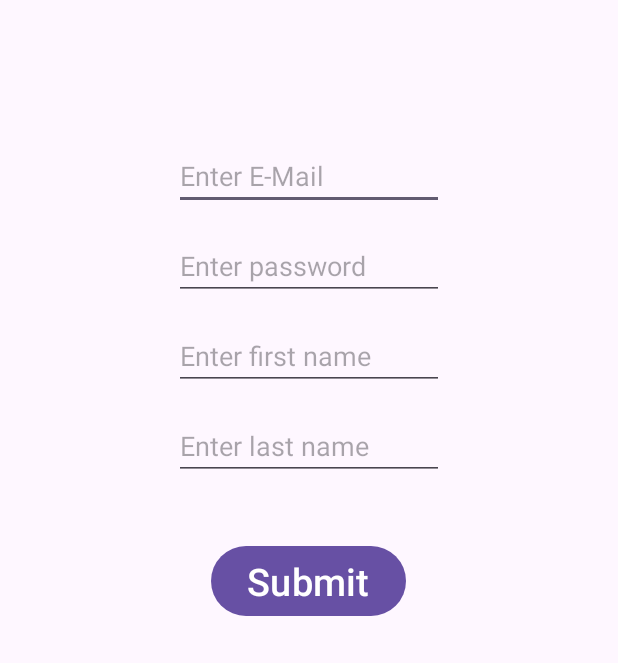
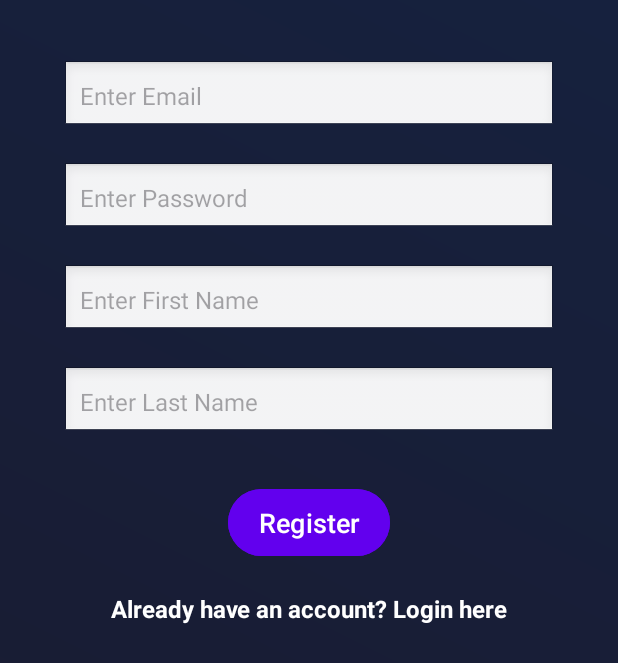
Before and after one commit to Pringnos/bricks, an Android app: the Register screen opened directly, with no data from a screen before it, on a phone screen of 412 x 824 dp. Shown: the top 663 px of the screen. Run offline under Robolectric (Android 15) with nearby library versions, the phone set to English and light mode, and no system bars; our stand-ins replace Firebase (no records; nobody signed in at launch, a user with empty details on screens opened directly).

Commit message:
redesign register button with link to login

```diff
--- a/app/src/main/java/com/example/firebase/Register.java
+++ b/app/src/main/java/com/example/firebase/Register.java
@@ -6,6 +6,8 @@ import android.util.Log;
 import android.view.View;
 import android.widget.Button;
 import android.widget.EditText;
+import android.widget.ProgressBar;
+import android.widget.TextView;
 import android.widget.Toast;
 
 import androidx.activity.EdgeToEdge;
@@ -15,110 +17,125 @@ import androidx.core.graphics.Insets;
 import androidx.core.view.ViewCompat;
 import androidx.core.view.WindowInsetsCompat;
 
-import com.google.android.gms.tasks.OnCompleteListener;
 import com.google.android.gms.tasks.Task;
 import com.google.firebase.auth.AuthResult;
 import com.google.firebase.auth.FirebaseAuth;
 import com.google.firebase.auth.FirebaseUser;
 import com.google.firebase.auth.UserProfileChangeRequest;
 
-import java.util.HashMap;
-import java.util.Map;
+public class Register extends AppCompatActivity implements View.OnClickListener {
 
-public class Register extends AppCompatActivity implements View.OnClickListener {
-    private FirebaseAuth mAuth;
-    EditText FT, LT , PT , ET;
-    Button SB;
+    private FirebaseAuth firebaseAuth;
+    private EditText emailEditText, passwordEditText, firstNameEditText, lastNameEditText;
+    private Button registerButton;
+    private ProgressBar progressBar;
+    private TextView loginLink;
+
     @Override
     protected void onCreate(Bundle savedInstanceState) {
-
         super.onCreate(savedInstanceState);
-
-        mAuth = FirebaseAuth.getInstance();
+        firebaseAuth = FirebaseAuth.getInstance();
 
         EdgeToEdge.enable(this);
         setContentView(R.layout.activity_register);
+
+        // Initialize UI components
+        emailEditText = findViewById(R.id.ET);
+        passwordEditText = findViewById(R.id.PT);
+        firstNameEditText = findViewById(R.id.FT);
+        lastNameEditText = findViewById(R.id.LT);
+        registerButton = findViewById(R.id.SB);
+        progressBar = findViewById(R.id.progressBar);
+        loginLink = findViewById(R.id.loginLink);
+
         ViewCompat.setOnApplyWindowInsetsListener(findViewById(R.id.main), (v, insets) -> {
             Insets systemBars = insets.getInsets(WindowInsetsCompat.Type.systemBars());
             v.setPadding(systemBars.left, systemBars.top, systemBars.right, systemBars.bottom);
             return insets;
         });
-        SB = (Button) findViewById(R.id.SB);
-        FT = (EditText) findViewById(R.id.FT);
-        LT = (EditText) findViewById(R.id.LT);
-        PT = (EditText) findViewById(R.id.PT);
-        ET = (EditText) findViewById(R.id.ET);
-        SB.setOnClickListener(this);
-    }
-    @Override
-    public void onStart() {
-        super.onStart();
-        // Check if user is signed in (non-null) and update UI accordingly.
-        FirebaseUser currentUser = mAuth.getCurrentUser();
-        if(currentUser != null){
-            currentUser.reload();
-        }
+
+        registerButton.setOnClickListener(this);
+        loginLink.setOnClickListener(v -> navigateToLogin());
     }
 
     @Override
     public void onClick(View v) {
-        if (v == SB) {
-            if (ET.getText().toString().isBlank() ||FT.getText().toString().isBlank() ||LT.getText().toString().isBlank() ||PT.getText().toString().isBlank()) {
-                Toast.makeText(Register.this, "Missing properties.",
-                        Toast.LENGTH_SHORT).show();
+        if (v == registerButton) {
+            handleRegistration();
+        }
+    }
+
+    private void handleRegistration() {
+        String email = emailEditText.getText().toString().trim();
+        String password = passwordEditText.getText().toString().trim();
+        String firstName = firstNameEditText.getText().toString().trim();
+        String lastName = lastNameEditText.getText().toString().trim();
+
+        // Input validation
+        if (email.isEmpty()) {
+            emailEditText.setError("Email is required");
             return;
         }
-            String email = ET.getText().toString();
-            String password = PT.getText().toString();
-            String firstName = FT.getText().toString();
-            String lastName = LT.getText().toString();
+        if (password.isEmpty()) {
+            passwordEditText.setError("Password is required");
+            return;
+        }
+        if (firstName.isEmpty()) {
+            firstNameEditText.setError("First name is required");
+            return;
+        }
+        if (lastName.isEmpty()) {
+            lastNameEditText.setError("Last name is required");
+            return;
+        }
 
+        // Show progress bar
+        progressBar.setVisibility(View.VISIBLE);
 
-            mAuth.createUserWithEmailAndPassword(email, password)
-                    .addOnCompleteListener(this, new OnCompleteListener<AuthResult>() {
-                        @Override
-                        public void onComplete(@NonNull Task<AuthResult> task) {
+        // Firebase registration
+        firebaseAuth.createUserWithEmailAndPassword(email, password)
+                .addOnCompleteListener(this, task -> {
+                    // Hide progress bar
+                    progressBar.setVisibility(View.GONE);
+
                     if (task.isSuccessful()) {
-                                // Sign in success
-                                FirebaseUser user = mAuth.getCurrentUser();
+                        FirebaseUser user = firebaseAuth.getCurrentUser();
                         if (user != null) {
-                                    // Update the user's profile
+                            updateUserProfile(user, firstName, lastName);
+                        }
+                    } else {
+                        String errorMessage = task.getException() != null ? task.getException().getMessage() : "Unknown error";
+                        Toast.makeText(Register.this, "Registration failed: " + errorMessage, Toast.LENGTH_SHORT).show();
+                        Log.e("Register", "Error: " + errorMessage);
+                    }
+                });
+    }
+
+    private void updateUserProfile(FirebaseUser user, String firstName, String lastName) {
         UserProfileChangeRequest profileUpdates = new UserProfileChangeRequest.Builder()
-                                            .setDisplayName(firstName + " " + lastName) // Set display name
+                .setDisplayName(firstName + " " + lastName)
                 .build();
 
         user.updateProfile(profileUpdates)
-                                            .addOnCompleteListener(new OnCompleteListener<Void>() {
-                                                @Override
-                                                public void onComplete(@NonNull Task<Void> task) {
+                .addOnCompleteListener(task -> {
                     if (task.isSuccessful()) {
                         Log.d("Register", "User profile updated.");
-                                                        updateUI(user); // Redirect the user
+                        navigateToMainActivity();
                     } else {
                         Log.e("Register", "Failed to update profile: " + task.getException());
                         Toast.makeText(Register.this, "Failed to update profile.", Toast.LENGTH_SHORT).show();
                     }
-                                                }
                 });
     }
-                            } else {
-                                // If sign-in fails, display a message to the user.
-                                String errorMessage = task.getException() != null ? task.getException().getMessage() : "Unknown error";
-                                Log.e("Register", "Authentication failed: " + errorMessage);
-                                Toast.makeText(Register.this, "Authentication failed: " + errorMessage, Toast.LENGTH_SHORT).show();
-                                updateUI(null);
+
+    private void navigateToLogin() {
+        Intent intent = new Intent(Register.this, Login.class);
+        startActivity(intent);
+    }
+
+    private void navigateToMainActivity() {
+        Intent intent = new Intent(Register.this, MainActivity.class);
+        startActivity(intent);
+        finish();
     }
 }
-                    });
-        }
-    }
-
-    private void updateUI(FirebaseUser user) {
-        if (user != null) {
-            Toast.makeText(Register.this, "Authentication succeeded.",
-                    Toast.LENGTH_SHORT).show();
-            Intent intent = new Intent(Register.this, MainActivity.class);
-            startActivityForResult(intent,1);
-        }
-    }
-}
--- a/app/src/main/res/layout/activity_register.xml
+++ b/app/src/main/res/layout/activity_register.xml
@@ -1,48 +1,119 @@
 <?xml version="1.0" encoding="utf-8"?>
-<androidx.appcompat.widget.LinearLayoutCompat xmlns:android="http://schemas.android.com/apk/res/android"
+<androidx.constraintlayout.widget.ConstraintLayout
+    xmlns:android="http://schemas.android.com/apk/res/android"
     xmlns:app="http://schemas.android.com/apk/res-auto"
     xmlns:tools="http://schemas.android.com/tools"
     android:id="@+id/main"
     android:layout_width="match_parent"
     android:layout_height="match_parent"
-    tools:context=".Register"
-    android:orientation="vertical">
+    android:padding="16dp"
+    android:background="@drawable/dark_gradient_background"
+    tools:context=".Register">
 
+    <!-- Email Input -->
     <EditText
-        android:layout_width="180dp"
-        android:layout_height="40dp"
         android:id="@+id/ET"
-        android:hint="Enter E-Mail"
-        android:layout_gravity="center"
-        android:layout_marginTop="100dp"/>
+        android:layout_width="0dp"
+        android:layout_height="wrap_content"
+        android:hint="Enter Email"
+        android:inputType="textEmailAddress"
+        android:padding="12dp"
+        android:textSize="16sp"
+        android:background="@android:drawable/edit_text"
+        app:layout_constraintWidth_percent="0.8"
+        android:layout_marginTop="40dp"
+        app:layout_constraintTop_toTopOf="parent"
+        app:layout_constraintStart_toStartOf="parent"
+        app:layout_constraintEnd_toEndOf="parent" />
+
+    <!-- Password Input -->
     <EditText
-        android:layout_width="180dp"
-        android:layout_height="40dp"
         android:id="@+id/PT"
-        android:hint="Enter password"
-        android:layout_gravity="center"
-        android:layout_marginTop="20dp"/>
+        android:layout_width="0dp"
+        android:layout_height="wrap_content"
+        android:hint="Enter Password"
+        android:inputType="textPassword"
+        android:padding="12dp"
+        android:textSize="16sp"
+        android:background="@android:drawable/edit_text"
+        app:layout_constraintWidth_percent="0.8"
+        android:layout_marginTop="20dp"
+        app:layout_constraintTop_toBottomOf="@id/ET"
+        app:layout_constraintStart_toStartOf="parent"
+        app:layout_constraintEnd_toEndOf="parent" />
+
+    <!-- First Name Input -->
     <EditText
-        android:layout_width="180dp"
-        android:layout_height="40dp"
         android:id="@+id/FT"
-        android:hint="Enter first name"
-        android:layout_gravity="center"
-        android:layout_marginTop="20dp"/>
+        android:layout_width="0dp"
+        android:layout_height="wrap_content"
+        android:hint="Enter First Name"
+        android:padding="12dp"
+        android:textSize="16sp"
+        android:background="@android:drawable/edit_text"
+        app:layout_constraintWidth_percent="0.8"
+        android:layout_marginTop="20dp"
+        app:layout_constraintTop_toBottomOf="@id/PT"
+        app:layout_constraintStart_toStartOf="parent"
+        app:layout_constraintEnd_toEndOf="parent" />
+
+    <!-- Last Name Input -->
     <EditText
-        android:layout_width="180dp"
-        android:layout_height="40dp"
         android:id="@+id/LT"
-        android:hint="Enter last name"
-        android:layout_gravity="center"
-        android:layout_marginTop="20dp"/>
+        android:layout_width="0dp"
+        android:layout_height="wrap_content"
+        android:hint="Enter Last Name"
+        android:padding="12dp"
+        android:textSize="16sp"
+        android:background="@android:drawable/edit_text"
+        app:layout_constraintWidth_percent="0.8"
+        android:layout_marginTop="20dp"
+        app:layout_constraintTop_toBottomOf="@id/FT"
+        app:layout_constraintStart_toStartOf="parent"
+        app:layout_constraintEnd_toEndOf="parent" />
+
+    <!-- Register Button -->
     <Button
+        android:id="@+id/SB"
         android:layout_width="wrap_content"
         android:layout_height="wrap_content"
-        android:text="Submit"
-        android:id="@+id/SB"
-        android:layout_marginTop="40dp"
-        android:layout_gravity="center"
-        android:textSize="25dp"/>
+        android:text="Register"
+        android:backgroundTint="@color/purple_500"
+        android:textColor="@android:color/white"
+        android:textSize="18sp"
+        android:paddingHorizontal="20dp"
+        android:paddingVertical="10dp"
+        app:layout_constraintTop_toBottomOf="@id/LT"
+        app:layout_constraintStart_toStartOf="parent"
+        app:layout_constraintEnd_toEndOf="parent"
+        android:layout_marginTop="30dp" />
 
-</androidx.appcompat.widget.LinearLayoutCompat>
+    <!-- Progress Bar -->
+    <ProgressBar
+        android:id="@+id/progressBar"
+        android:layout_width="wrap_content"
+        android:layout_height="wrap_content"
+        android:visibility="gone"
+        style="@android:style/Widget.DeviceDefault.Light.ProgressBar"
+        app:layout_constraintTop_toBottomOf="@id/SB"
+        app:layout_constraintStart_toStartOf="parent"
+        app:layout_constraintEnd_toEndOf="parent"
+        android:layout_marginTop="20dp" />
+
+    <!-- Already Have an Account Text -->
+    <TextView
+        android:id="@+id/loginLink"
+        android:layout_width="wrap_content"
+        android:layout_height="wrap_content"
+        android:text="Already have an account? Login here"
+        android:textColor="@android:color/white"
+        android:textSize="16sp"
+        android:layout_marginTop="20dp"
+        app:layout_constraintTop_toBottomOf="@id/progressBar"
+        app:layout_constraintStart_toStartOf="parent"
+        app:layout_constraintEnd_toEndOf="parent"
+        android:clickable="true"
+        android:focusable="true"
+        android:fontFamily="sans-serif"
+        android:textStyle="bold" />
+</androidx.constraintlayout.widget.ConstraintLayout>
```
Lines whose indentation alone changed are shown as unchanged.
